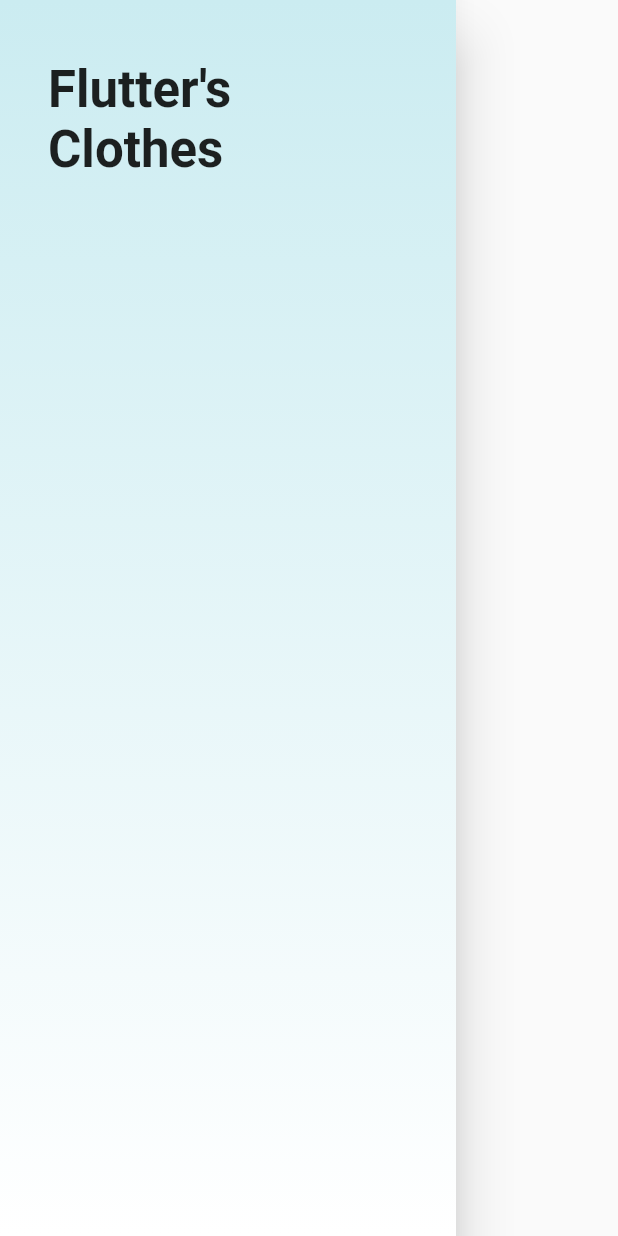
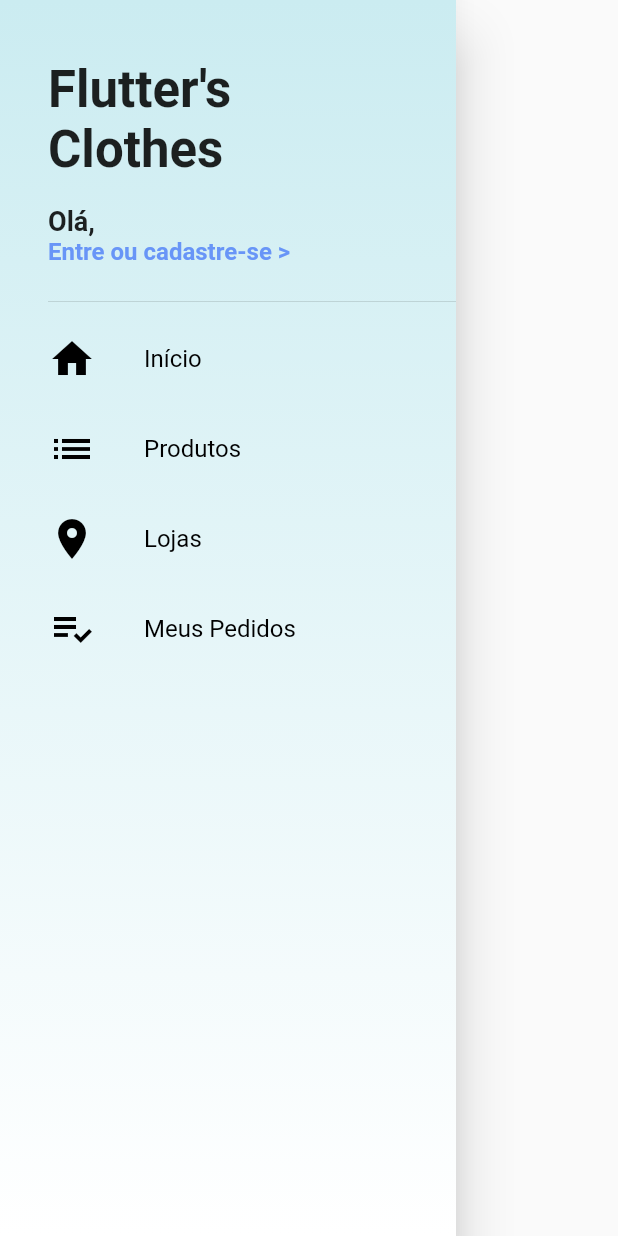
Before and after one commit to tarcisiolopes/flutter-loja-virtual, a Flutter app: the CustomDrawer widget shown alone on an empty page, opened directly, on a phone screen of 412 x 824 dp. Run offline on Flutter 3.47's test engine with Material 2 defaults, Android fonts, the phone set to English and light mode, and no system bars; our stand-ins replace cloud_firestore, transparent_image; accounts and stored records are empty.

Commit message:
Itens do Drawer

```diff
--- /dev/null
+++ b/lib/tiles/drawer_tile.dart
@@ -0,0 +1,37 @@
+import 'package:flutter/material.dart';
+
+class DrawerTile extends StatelessWidget {
+
+  final IconData icon;
+  final String text;
+
+  DrawerTile(this.icon, this.text);
+
+  @override
+  Widget build(BuildContext context) {
+    return Material(
+      color: Colors.transparent,
+      child: InkWell(
+        onTap: (){
+
+        },
+        child: Container(
+          height: 60.0,
+          child: Row(
+            children: [
+              Icon(
+                icon, size: 32.0, color: Colors.black,
+              ),
+              SizedBox(width: 32.0,),
+              Text(
+                text, style: TextStyle(
+                fontSize: 16.0, color: Colors.black
+              ),
+              )
+            ],
+          ),
+        ),
+      ),
+    );
+  }
+}
--- a/lib/widgets/custom_drawer.dart
+++ b/lib/widgets/custom_drawer.dart
@@ -1,5 +1,6 @@
 import 'package:flutter/cupertino.dart';
 import 'package:flutter/material.dart';
+import 'package:loja_virtual/tiles/drawer_tile.dart';
 
 class CustomDrawer extends StatelessWidget {
   @override
@@ -33,10 +34,41 @@ class CustomDrawer extends StatelessWidget {
                         style: TextStyle(
                             fontSize: 34.0, fontWeight: FontWeight.bold),
                       ),
+                    ),
+                    Positioned(
+                      left: 0.0,
+                      bottom: 0.0,
+                      child: Column(
+                        crossAxisAlignment: CrossAxisAlignment.start,
+                        children: [
+                          Text(
+                            "Olá,",
+                            style: TextStyle(
+                                fontSize: 18.0, fontWeight: FontWeight.bold),
+                          ),
+                          GestureDetector(
+                            child: Text(
+                              "Entre ou cadastre-se >",
+                              style: TextStyle(
+                                  color: Theme.of(context).primaryColor,
+                                  fontSize: 16.0,
+                                  fontWeight: FontWeight.bold),
+                            ),
+                            onTap: (){
+
+                            },
+                          )
+                        ],
+                      ),
                     )
                   ],
                 ),
-              )
+              ),
+              Divider(),
+              DrawerTile(Icons.home, "Início"),
+              DrawerTile(Icons.list, "Produtos"),
+              DrawerTile(Icons.location_on, "Lojas"),
+              DrawerTile(Icons.playlist_add_check, "Meus Pedidos"),
             ],
           )
         ],
```
